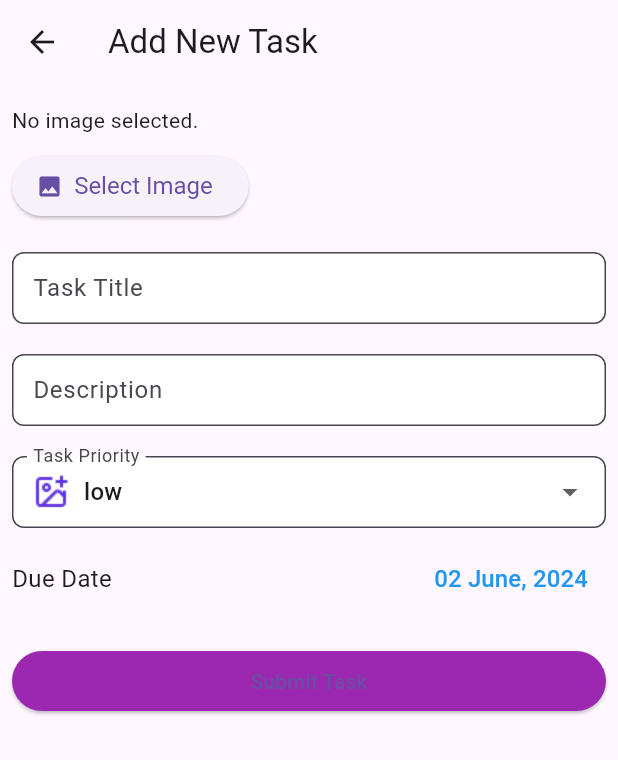
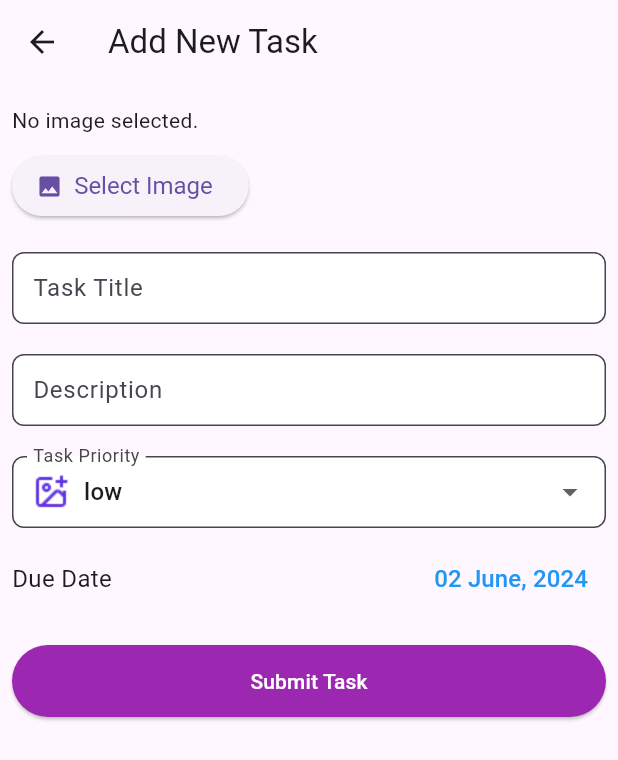
Before and after one commit to mohcenparsa/tasky_frontend, a Flutter app: the CreateTaskPage screen opened by its route, on a phone screen of 412 x 824 dp. Shown: the top 760 px of the screen. Run offline on Flutter 3.47's test engine with Material 3 defaults, Android fonts, the phone set to English and light mode, and no system bars; our stand-ins replace auto_size_text, device_info_plus, file_picker, image_picker, intl_phone_number_input, permission_handler and 2 more; missing offline and left inert: camera_platform_interface, confirm_dialog, qr_code_scanner; accounts and stored records are empty; generated files the repository leaves out were written again; statements that could not run were skipped.

Commit message:
fix: padding of create task button

```diff
--- a/lib/src/pages/create_task_page.dart
+++ b/lib/src/pages/create_task_page.dart
@@ -133,7 +133,16 @@ class CreateTaskPageState extends State<CreateTaskPage> {
                     backgroundColor:
                         Colors.purple, // Set button color to purple
                   ),
-                  child: const Text('Submit Task'),
+                  child: const Padding(
+                    padding: EdgeInsets.symmetric(
+                        vertical: 14.0), // Padding top and bottom
+                    child: Text(
+                      'Submit Task',
+                      style: TextStyle(
+                        color: Colors.white,
+                      ),
+                    ),
+                  ),
                 ),
               ],
             ),
--- a/lib/src/pages/login_page.dart
+++ b/lib/src/pages/login_page.dart
@@ -38,7 +38,7 @@ class LoginPageState extends State<LoginPage> {
                 children: [
                   const Spacer(),
                   const Text(
-                    'Register',
+                    'Login',
                     style: TextStyle(
                       fontSize: 24,
                       fontWeight: FontWeight.bold,
```
